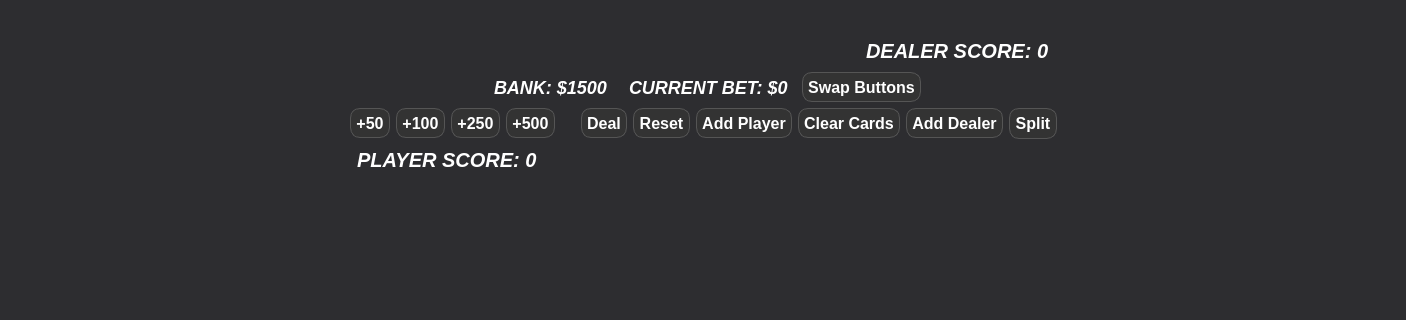
Old version of the form mainwindow.ui in the repository landonwest815/blackjack-educational-app; both pictures show x 0 to 1406 and y 215 to 535 of the 1406 by 700 pixel window.
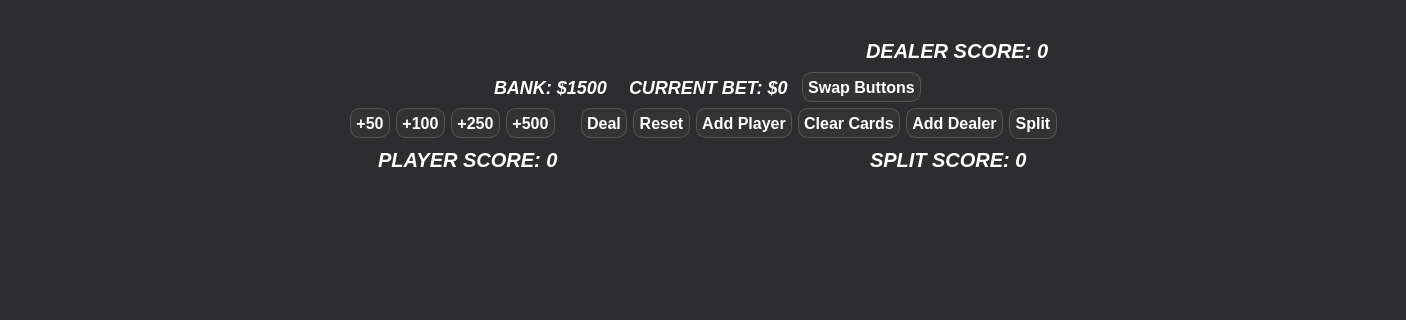
New version of the form. Custom widgets are drawn as their Qt base class.

Commit message: Split score label added

Patch:
```diff
--- a/mainwindow.ui
+++ b/mainwindow.ui
@@ -687,7 +687,7 @@
      </layout>
     </item>
     <item>
-     <layout class="QHBoxLayout" name="horizontalLayout_2" stretch="4,0,10">
+     <layout class="QHBoxLayout" name="horizontalLayout_2" stretch="10,0,8,0,10">
       <property name="sizeConstraint">
        <enum>QLayout::SetDefaultConstraint</enum>
       </property>
@@ -740,6 +740,55 @@
         </property>
        </widget>
       </item>
+      <item>
+       <spacer name="horizontalSpacer_12">
+        <property name="orientation">
+         <enum>Qt::Horizontal</enum>
+        </property>
+        <property name="sizeHint" stdset="0">
+         <size>
+          <width>40</width>
+          <height>20</height>
+         </size>
+        </property>
+       </spacer>
+      </item>
+      <item>
+       <widget class="QLabel" name="splitScore">
+        <property name="sizePolicy">
+         <sizepolicy hsizetype="Preferred" vsizetype="Fixed">
+          <horstretch>0</horstretch>
+          <verstretch>0</verstretch>
+         </sizepolicy>
+        </property>
+        <property name="minimumSize">
+         <size>
+          <width>0</width>
+          <height>30</height>
+         </size>
+        </property>
+        <property name="maximumSize">
+         <size>
+          <width>16777215</width>
+          <height>30</height>
+         </size>
+        </property>
+        <property name="styleSheet">
+         <string notr="true">QLabel {
+    color: white;
+    text-shadow: 2px 2px 4px black;
+    padding: 3px;
+    font-weight: bold;
+    font-style: italic;
+    font-size: 20px;
+    font-family: &quot;Arial&quot;, sans-serif;
+}</string>
+        </property>
+        <property name="text">
+         <string>SPLIT SCORE: 0</string>
+        </property>
+       </widget>
+      </item>
       <item>
        <spacer name="horizontalSpacer_4">
         <property name="orientation">
```
The commit also changes 1 other file.
